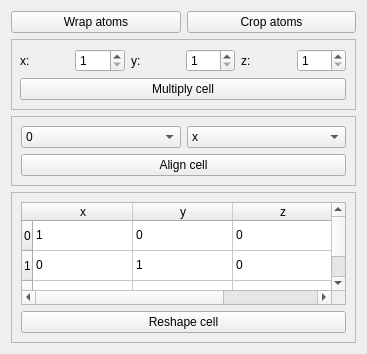
Old version of the form vipster/qt/tools/cellmodwidget.ui in the repository sgsaenger/vipster.
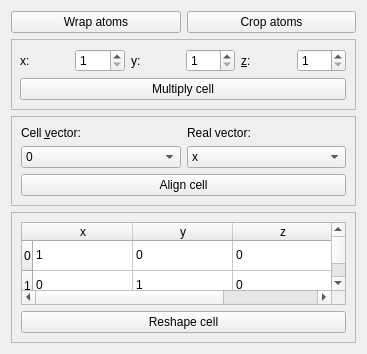
New version of the form.

Commit message:
added cell-alignment functionality, finished multiplication
libvipster:
- BUGFIX: mat*mat corrected
- BUGFIX: resize atoms->pse in Step::newStep(const AtomList&)
- finalized StepBase::modMultiply
- implemented StepBase::modAlign

vipster:
- call modAlign

The edit to the form file:
```diff
--- a/vipster/qt/tools/cellmodwidget.ui
+++ b/vipster/qt/tools/cellmodwidget.ui
@@ -71,7 +71,10 @@
       <item row="0" column="4">
        <widget class="QLabel" name="zMultLabel">
         <property name="text">
-         <string>z:</string>
+         <string>&amp;z:</string>
+        </property>
+        <property name="buddy">
+         <cstring>zMultSel</cstring>
         </property>
        </widget>
       </item>
@@ -205,7 +208,7 @@
       <enum>QFrame::Raised</enum>
      </property>
      <layout class="QGridLayout" name="gridLayout_3">
-      <item row="0" column="0">
+      <item row="1" column="0">
        <widget class="QComboBox" name="stepVecSel">
         <item>
          <property name="text">
@@ -224,7 +227,7 @@
         </item>
        </widget>
       </item>
-      <item row="0" column="1">
+      <item row="1" column="1">
        <widget class="QComboBox" name="coordVecSel">
         <item>
          <property name="text">
@@ -243,13 +246,33 @@
         </item>
        </widget>
       </item>
-      <item row="1" column="0" colspan="2">
+      <item row="2" column="0" colspan="2">
        <widget class="QPushButton" name="alignButton">
         <property name="text">
          <string>Align cell</string>
         </property>
        </widget>
       </item>
+      <item row="0" column="0">
+       <widget class="QLabel" name="stepVecLabel">
+        <property name="text">
+         <string>Cell &amp;vector:</string>
+        </property>
+        <property name="buddy">
+         <cstring>stepVecSel</cstring>
+        </property>
+       </widget>
+      </item>
+      <item row="0" column="1">
+       <widget class="QLabel" name="coordVecLabel">
+        <property name="text">
+         <string>Real vector:</string>
+        </property>
+        <property name="buddy">
+         <cstring>coordVecSel</cstring>
+        </property>
+       </widget>
+      </item>
      </layout>
     </widget>
    </item>
```
Left out of the diff: 6 changed lines with no effect on the pictures. The commit also changes 5 other files.
